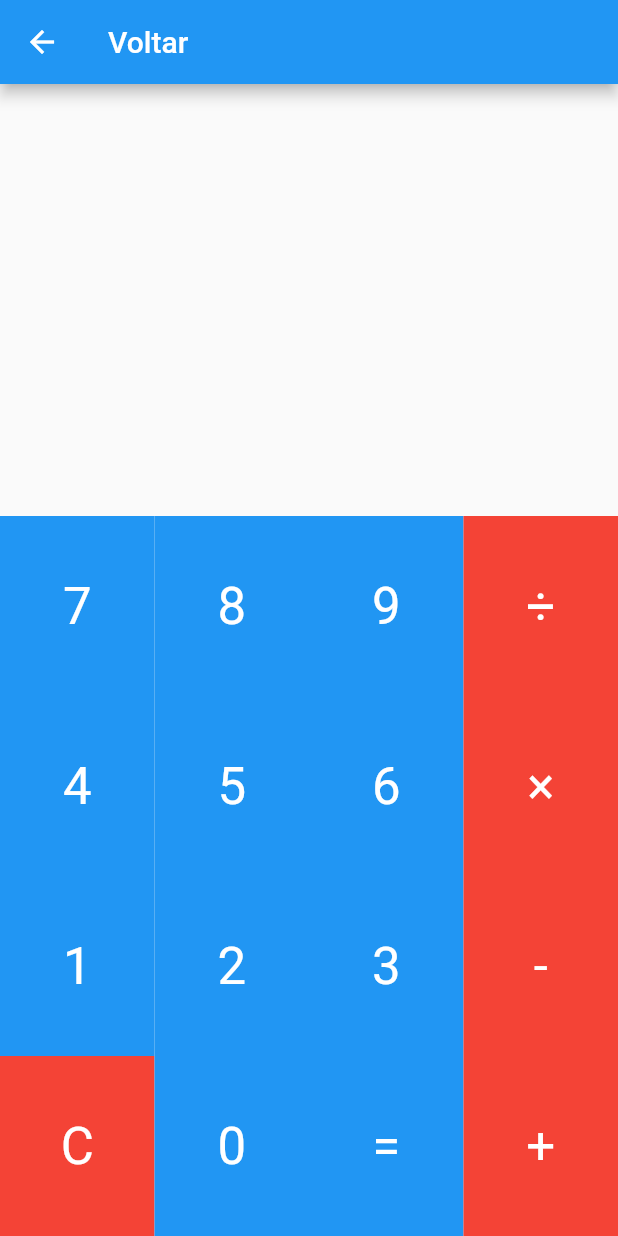
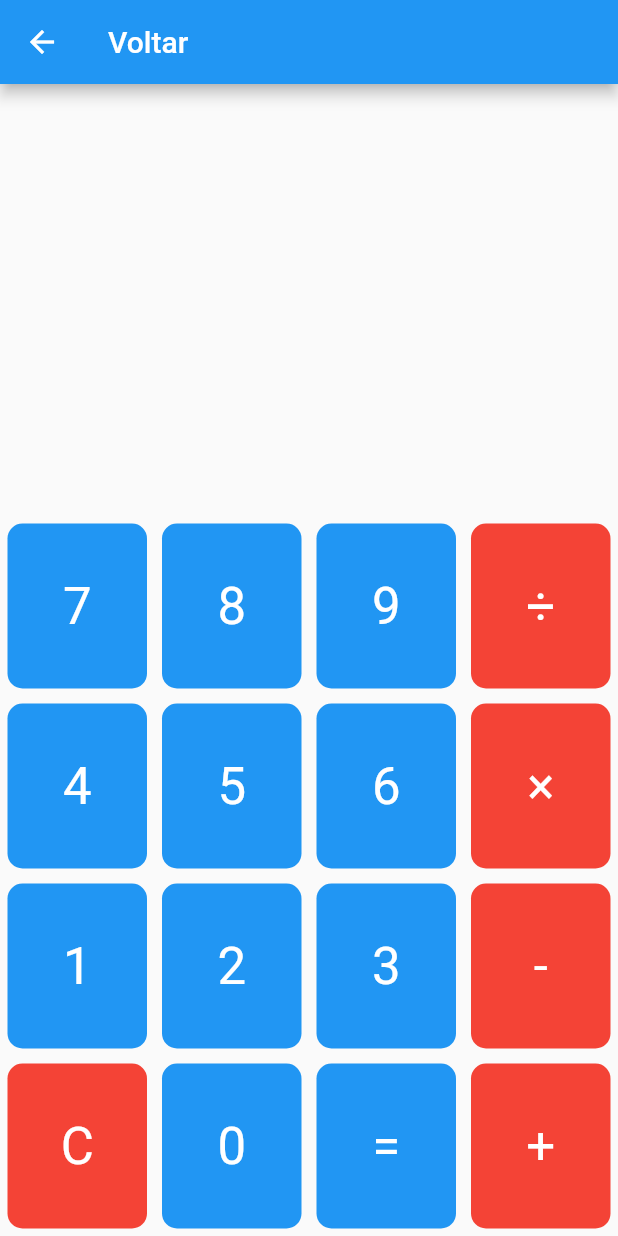
Before and after one commit to IgorAFrancozo/PrimeMath, a Flutter app: the CalculadoraScreen screen opened directly, on a phone screen of 412 x 824 dp. Run offline on Flutter 3.47's test engine with Material 2 defaults, Android fonts, the phone set to English and light mode, and no system bars; our stand-ins replace math_expressions.

Commit message:
Ajuste Botão

```diff
--- a/lib/main.dart
+++ b/lib/main.dart
@@ -241,6 +241,8 @@ class _CalculadoraWidgetState extends State<CalculadoraWidget> {
           child: InkWell(
             onTap: () => _onButtonPressed(button),
             child: Container(
+              margin: const EdgeInsets.all(5.0), // Espaço entre os botões
+              decoration: BoxDecoration(
                 color: button == 'C' ||
                     button == '+' ||
                     button == '-' ||
@@ -248,6 +250,8 @@ class _CalculadoraWidgetState extends State<CalculadoraWidget> {
                     button == '÷'
                     ? Colors.red
                     : Colors.blue,
+                borderRadius: BorderRadius.circular(10.0), // Borda arredondada
+              ),
               child: Center(
                 child: Text(
                   button,
```
Lines whose indentation alone changed are shown as unchanged.
